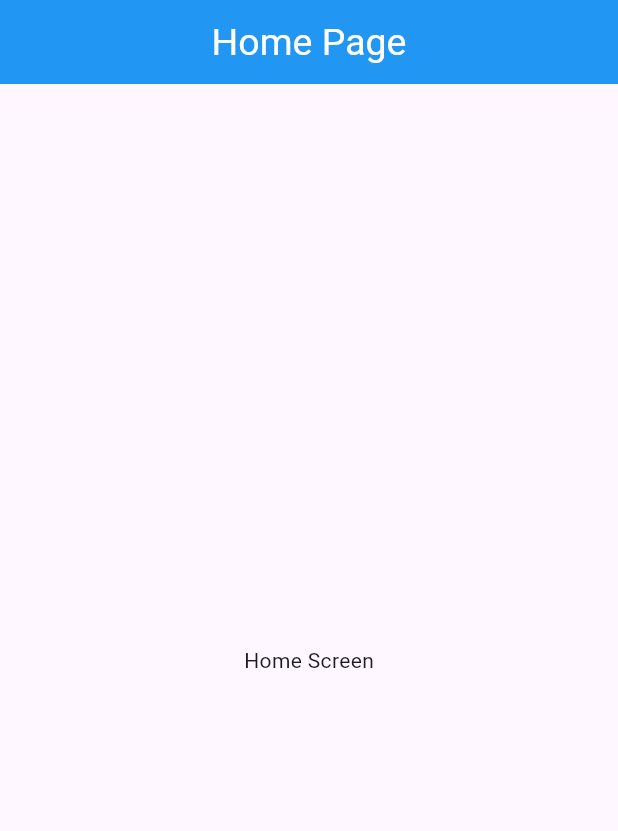
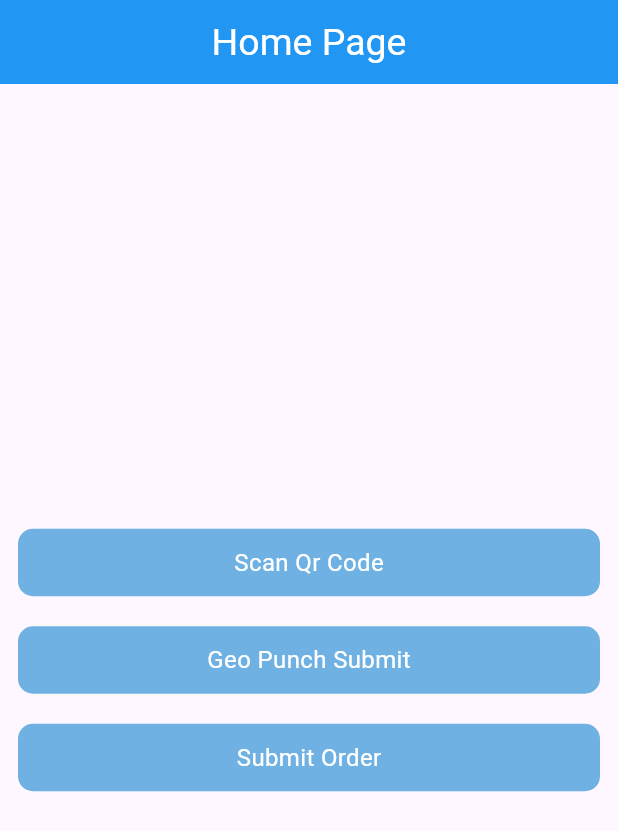
Before and after one commit to Sohag-84/Flutter-Assignment, a Flutter app: the screen it shows after launch, on a phone screen of 412 x 824 dp. Shown: the top 831 px of the screen. Run offline on Flutter 3.47's test engine with Material 3 defaults, Android fonts, the phone set to English and light mode, and no system bars; our stand-ins replace get.

Commit message:
create custom button & appbar

```diff
--- /dev/null
+++ b/lib/constant/colors.dart
@@ -0,0 +1,4 @@
+import 'package:flutter/material.dart';
+
+Color primaryColor = const Color(0XFF6FB1E3);
+Color whiteColor = Colors.white;
--- a/lib/views/home_screen.dart
+++ b/lib/views/home_screen.dart
@@ -1,6 +1,8 @@
 // ignore_for_file: prefer_const_constructors
 
 import 'package:flutter/material.dart';
+import 'package:flutter_task/widgets/custom_appbar.dart';
+import 'package:flutter_task/widgets/custom_button.dart';
 
 class HomeScreen extends StatelessWidget {
   const HomeScreen({super.key});
@@ -8,11 +10,21 @@ class HomeScreen extends StatelessWidget {
   @override
   Widget build(BuildContext context) {
     return Scaffold(
-      appBar: AppBar(
-        title: Text("Home Page"),
-      ),
-      body: Center(
-        child: Text("Home Screen"),
+      appBar: customAppBar(title: "Home Page"),
+      body: Padding(
+        padding: const EdgeInsets.all(12.0),
+        child: Center(
+          child: Column(
+            mainAxisAlignment: MainAxisAlignment.center,
+            children: [
+              customButton(onTap: () {}, btnName: "Scan Qr Code"),
+              SizedBox(height: 20),
+              customButton(onTap: () {}, btnName: "Geo Punch Submit"),
+              SizedBox(height: 20),
+              customButton(onTap: () {}, btnName: "Submit Order"),
+            ],
+          ),
+        ),
       ),
     );
   }
--- /dev/null
+++ b/lib/views/qr_code/scan_qr_code_screen.dart
@@ -0,0 +1,13 @@
+import 'package:flutter/material.dart';
+import 'package:flutter_task/widgets/custom_appbar.dart';
+
+class ScanQrCodeScren extends StatelessWidget {
+  const ScanQrCodeScren({super.key});
+
+  @override
+  Widget build(BuildContext context) {
+    return Scaffold(
+      appBar: customAppBar(title: "Qr Code Scan"),
+    );
+  }
+}
--- /dev/null
+++ b/lib/widgets/custom_appbar.dart
@@ -0,0 +1,7 @@
+import 'package:flutter/material.dart';
+
+AppBar customAppBar({required String title}) {
+  return AppBar(
+    title: Text(title),
+  );
+}
--- /dev/null
+++ b/lib/widgets/custom_button.dart
@@ -0,0 +1,20 @@
+import 'package:flutter/material.dart';
+import 'package:flutter_task/constant/colors.dart';
+
+InkWell customButton({required VoidCallback onTap, required String btnName}) {
+  return InkWell(
+    onTap: onTap,
+    child: Container(
+      height: 45,
+      alignment: Alignment.center,
+      decoration: BoxDecoration(
+        color: primaryColor,
+        borderRadius: BorderRadius.circular(10),
+      ),
+      child: Text(
+        btnName,
+        style: TextStyle(color: whiteColor, fontSize: 16),
+      ),
+    ),
+  );
+}
--- a/pubspec.yaml
+++ b/pubspec.yaml
@@ -26,6 +26,7 @@ dependencies:
     sdk: flutter
   cupertino_icons: ^1.0.2
   get: ^4.6.6
+  flutter_barcode_scanner: ^2.0.0
 
 dev_dependencies:
   flutter_test:
```
Also changed, not shown: pubspec.lock.
